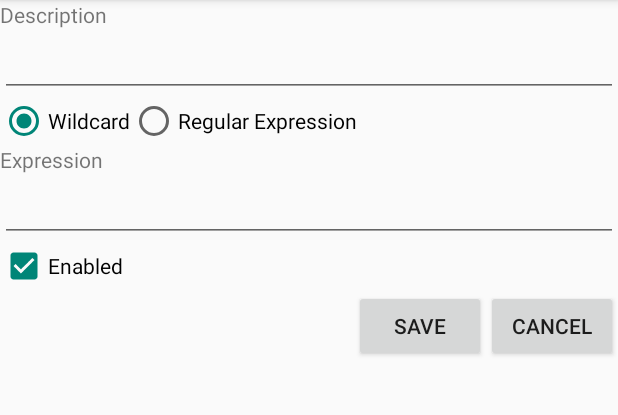
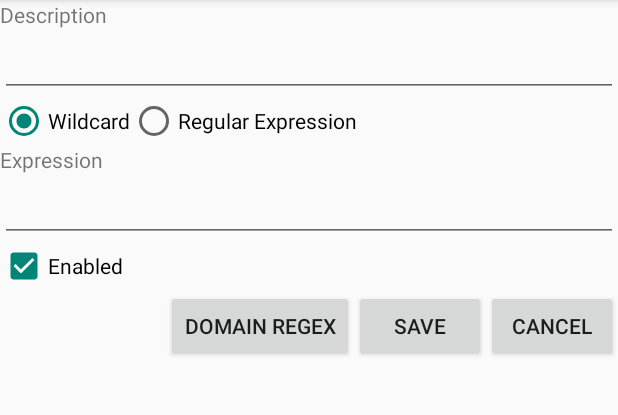
Before and after one commit to passwordmaker/android-passwordmaker, an Android app: the fragment PatternDataDetailFragment shown on its own in the app's theme, on a phone screen of 412 x 824 dp, the part 84-499 px from its top. Run offline under Robolectric (Android 15) with nearby library versions, the phone set to English and light mode, and no system bars; libraries missing offline, so code that uses them is left out: org.daveware.passwordmaker; 2 statements that could not run were skipped.

Commit message:
Added a button to generate a regex template to help with pattern creation.

```diff
--- a/passwordmaker/src/main/java/org/passwordmaker/android/PatternDataDetailFragment.java
+++ b/passwordmaker/src/main/java/org/passwordmaker/android/PatternDataDetailFragment.java
@@ -83,6 +83,13 @@ public class PatternDataDetailFragment extends Fragment {
             }
         });
 
+        getDomainRegexButton().setOnClickListener(new View.OnClickListener() {
+            @Override
+            public void onClick(View v) {
+                setDomainPattern();
+            }
+        });
+
         if ( ! twoPaneMode ) {
             getCancelButton().setOnClickListener(new View.OnClickListener() {
                 @Override
@@ -135,6 +142,10 @@ public class PatternDataDetailFragment extends Fragment {
         return (RadioButton)getView().findViewById(R.id.optWildcard);
     }
 
+    public Button getDomainRegexButton() {
+        return (Button)getView().findViewById(R.id.btnDomainRegex);
+    }
+
     @SuppressWarnings("UnusedDeclaration")
     public RadioButton getOptionRegex() {
         return (RadioButton)getView().findViewById(R.id.optRegex);
@@ -154,4 +165,9 @@ public class PatternDataDetailFragment extends Fragment {
         getOptionWildcard().setChecked(!isWildcard);
     }
 
+    public void setDomainPattern() {
+        getTextPattern().setText("(.*://)?(.*\\.)?domain\\.com(/.*)?");
+        getOptionRegex().setChecked(true);
+    }
+
 }
--- a/passwordmaker/src/main/res/layout/fragment_patterndata_detail.xml
+++ b/passwordmaker/src/main/res/layout/fragment_patterndata_detail.xml
@@ -68,6 +68,12 @@
         <Button
                 android:layout_width="wrap_content"
                 android:layout_height="wrap_content"
+                android:id="@+id/btnDomainRegex"
+                android:text="@string/lbl_domain_regex"/>
+
+        <Button
+                android:layout_width="wrap_content"
+                android:layout_height="wrap_content"
                 android:text="@string/Save"
                 android:id="@+id/primary"/>
 
--- a/passwordmaker/src/main/res/values/strings.xml
+++ b/passwordmaker/src/main/res/values/strings.xml
@@ -125,5 +125,6 @@
     <string name="action_set_master_password_hash">Set Master Password Hash</string>
     <string name="password">password</string>
     <string name="confirm_password">confirm password</string>
+    <string name="lbl_domain_regex">Domain Regex</string>
 
 </resources>
```
